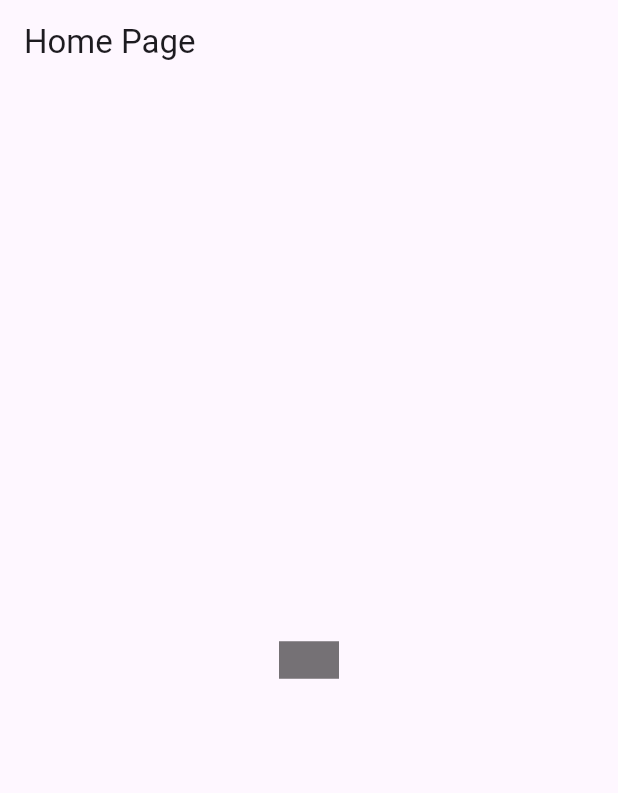
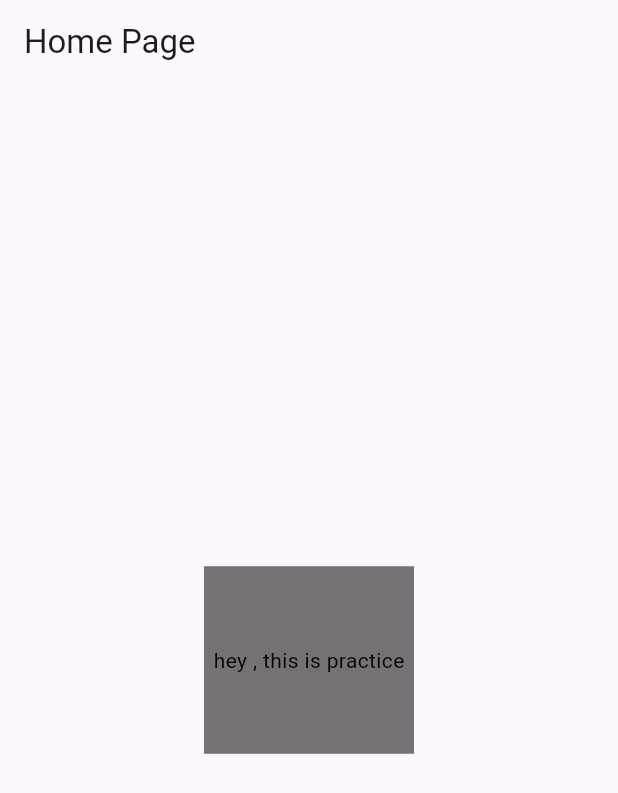
Before and after one commit to refatkhan/Flutter-Widgets-Practice, a Flutter app: the screen it shows after launch, on a phone screen of 412 x 824 dp. Shown: the top 793 px of the screen. Run offline on Flutter 3.47's test engine with Material 3 defaults, Android fonts, the phone set to English and light mode, and no system bars.

Commit message:
learn about container,add text change style

```diff
--- a/lib/main.dart
+++ b/lib/main.dart
@@ -44,9 +44,10 @@ class _MyHomePageState extends State<MyHomePage> {
       ),
        body:Center(
          child: Container(
-           height: 25,
-           width: 40,
+           height: 125,
+           width: 140,
            color:Colors.black54,
+           child: Center(child: Text('hey , this is practice',style: TextStyle(color: Colors.black),)),
          ),
        )
 
```
